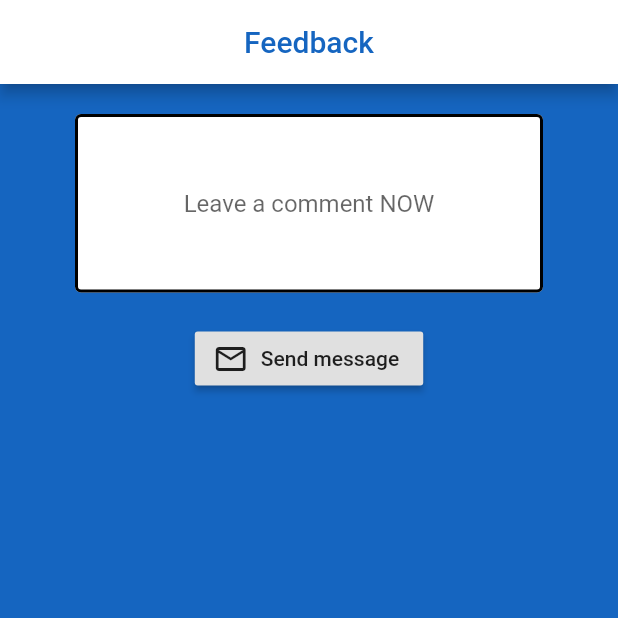
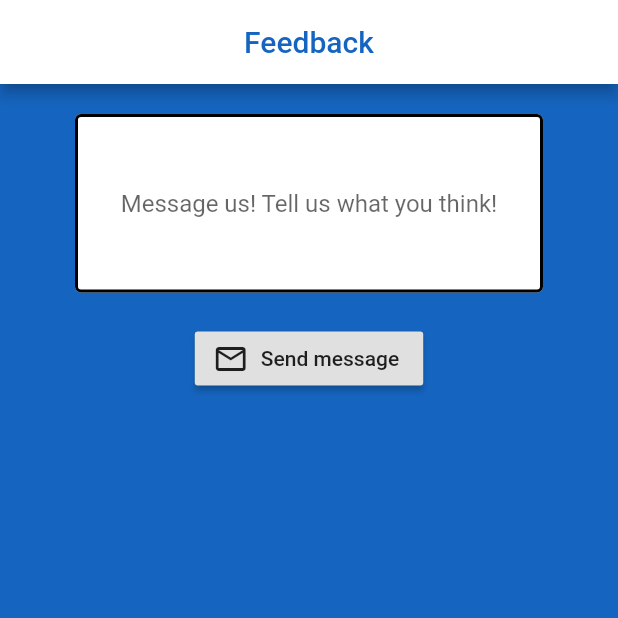
Before and after one commit to Lawful24/Studio-Application, a Flutter app: the FeedbackPage screen opened directly, on a phone screen of 412 x 824 dp, the top half of it. Run offline on Flutter 3.47's test engine with Material 2 defaults, Android fonts, the phone set to English and light mode, and no system bars; our stand-ins replace cloud_firestore, firebase_auth, flutter_spinkit; accounts and stored records are empty.

Commit message:
Added Feedback read/write with minimal GUI

```diff
--- a/lib/admin_pages/admin_blacklist.dart
+++ b/lib/admin_pages/admin_blacklist.dart
@@ -51,7 +51,6 @@ class _AdminBlacklistPageState extends State<AdminBlacklistPage> {
                   color: Colors.black,
                   onPressed: () {
                     if (_formKey.currentState.validate()) {
-
                       DatabaseService.blacklistCollection.add({
                         'title': _title,
                         'artist': _artist
--- a/lib/home/home.dart
+++ b/lib/home/home.dart
@@ -65,7 +65,7 @@ class _HomeState extends State<Home> {
                 ),
               ),
             ),
-            SizedBox(height: 30.0,),
+            SizedBox(height: 30.0),
             Container(
               width: menuButtonWidth,
               child: RaisedButton(
@@ -88,7 +88,7 @@ class _HomeState extends State<Home> {
                 ),
               ),
             ),
-            SizedBox(height: 30.0,),
+            SizedBox(height: 30.0),
             Container(
               width: menuButtonWidth,
               child: RaisedButton(
@@ -109,7 +109,7 @@ class _HomeState extends State<Home> {
                 ),
               ),
             ),
-            SizedBox(height: 30.0,),
+            SizedBox(height: 30.0),
             Container(
               width: menuButtonWidth,
               child: RaisedButton(
--- a/lib/pages/feedback.dart
+++ b/lib/pages/feedback.dart
@@ -1,7 +1,18 @@
 import 'package:flutter/material.dart';
+import 'package:studio_application/services/database.dart';
 import 'package:studio_application/shared/constants.dart';
 
-class FeedbackPage extends StatelessWidget {
+class FeedbackPage extends StatefulWidget {
+
+  @override
+  _FeedbackPageState createState() => _FeedbackPageState();
+}
+
+class _FeedbackPageState extends State<FeedbackPage> {
+  final _formKey = GlobalKey<FormState>();
+
+  String _message = '';
+
   @override
   Widget build(BuildContext context) {
     return Scaffold(
@@ -19,25 +30,32 @@ class FeedbackPage extends StatelessWidget {
       body: Container(
         padding: EdgeInsets.symmetric(vertical: 20.0, horizontal: 50.0),
         child: Form(
+          key: _formKey,
           child: Column(
             children: <Widget>[
               TextFormField(
                 decoration: textInputDecoration.copyWith(
-                  hintText: 'Leave a comment NOW',
+                  hintText: 'Message us! Tell us what you think!',
                   contentPadding: EdgeInsets.symmetric(vertical: 50.0),
                 ),
+                validator: (val) => val.isEmpty ? 'This cannot remain blank' : null,
                 textAlign: TextAlign.center, //todo: format this so that the text is broken into lines and starts at the top left corner
+                onChanged: (val) => setState(() => _message = val),
               ),
               SizedBox(height: 20.0),
               RaisedButton.icon(
-                onPressed: () {},
                 label: Text('Send message'),
                 icon: Icon(Icons.mail_outline),
+                onPressed: () {
+                  DatabaseService.feedbackCollection.add({
+                    'message': _message
+                  });
+                },
               ),
             ],
           ),
         ),
-      ),
+      )
     );
   }
 }
--- a/lib/services/database.dart
+++ b/lib/services/database.dart
@@ -11,6 +11,7 @@ class DatabaseService {
   static final CollectionReference historyCollection = Firestore.instance.collection('history');
   static final CollectionReference periodCollection = Firestore.instance.collection('periods');
   static final CollectionReference blacklistCollection = Firestore.instance.collection('blacklist');
+  static final CollectionReference feedbackCollection = Firestore.instance.collection('feedback');
 
   static wipeOutCollection(String collectionName) {
     Firestore.instance.collection(collectionName).getDocuments().then((snapshot) {
```
Also changed, not shown: lib/admin_pages/admin_feedback.dart (+17 -0 lines), lib/admin_pages/admin_home.dart (+5 -3 lines), lib/admin_pages/feedback_list.dart (added, +52 -0 lines), lib/admin_pages/blacklist_list.dart (indentation only).
